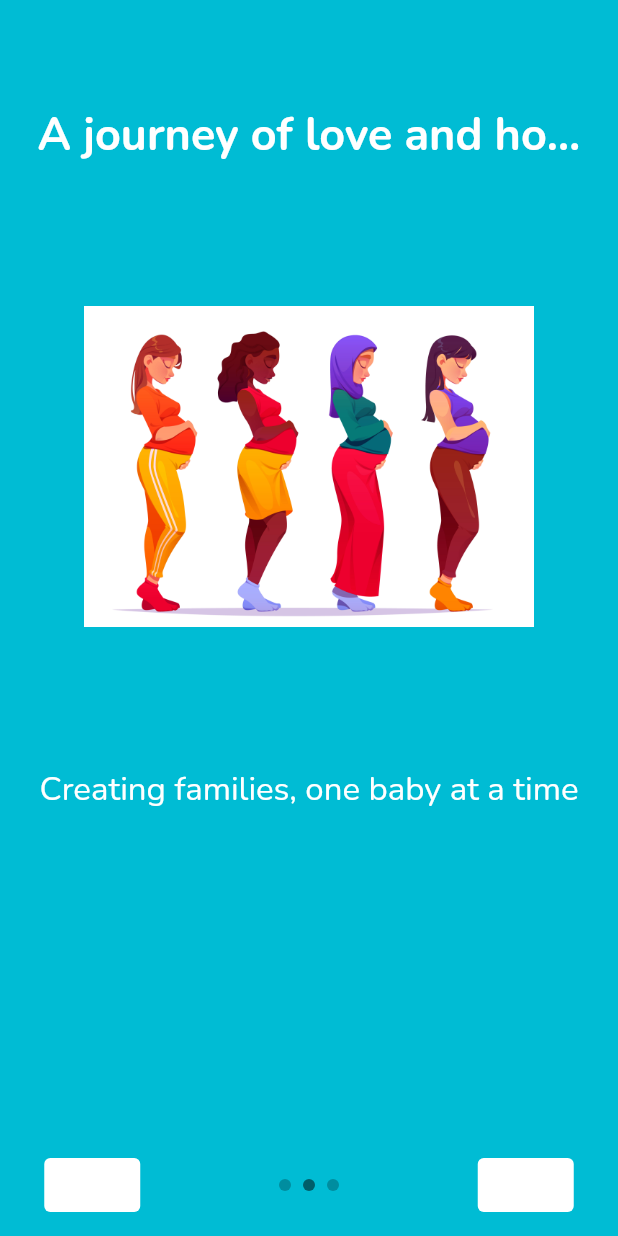
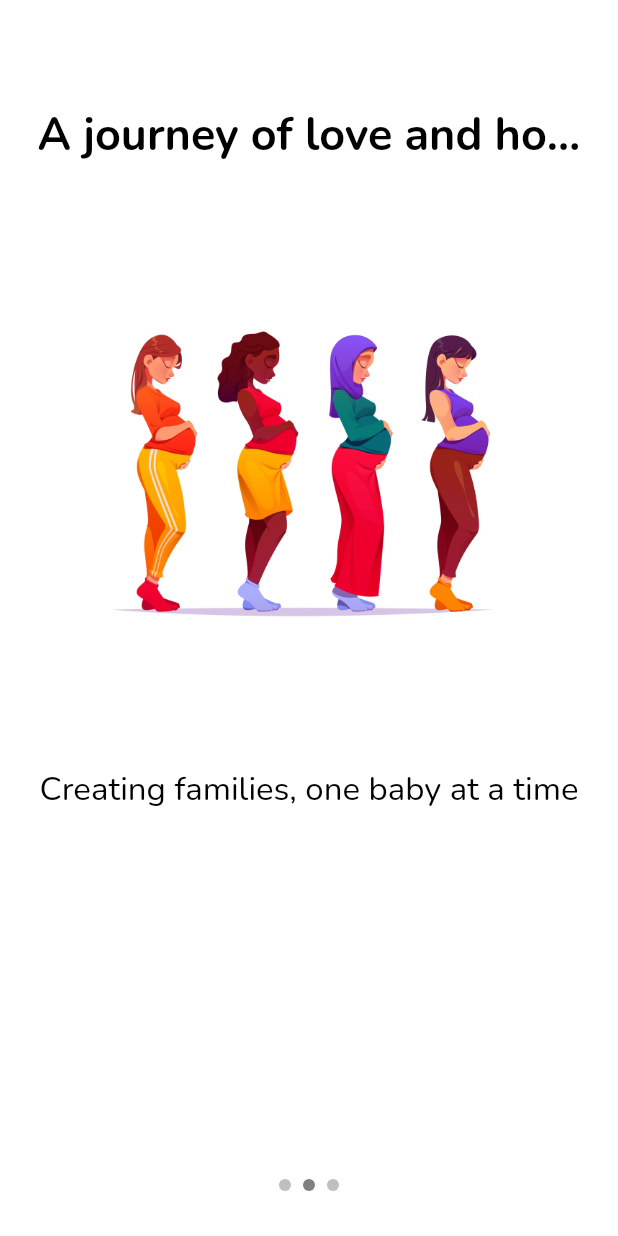
Before and after one commit to rhodinemma/baby-bridge, a Flutter app: the screen it shows after launch, swiped to page 2, on a phone screen of 412 x 824 dp. Run offline on Flutter 3.47's test engine with Material 2 defaults, Android fonts, the light colour scheme and no system bars; drawn by our look-alikes of intro_slider; our stand-ins replace firebase_auth, firebase_core, intl_phone_field; accounts and stored records are empty.

Commit message:
add rounded corners to images

```diff
--- a/lib/screens/onboarding_screens.dart
+++ b/lib/screens/onboarding_screens.dart
@@ -18,16 +18,19 @@ class _OnboardingScreensState extends State<OnboardingScreens> {
 
     // add content for the first slide
     _listContentConfig.add(
-      const ContentConfig(
-        centerWidget: Image(
+      ContentConfig(
+        centerWidget: ClipRRect(
+          borderRadius: BorderRadius.circular(15),
+          child: const Image(
             image: AssetImage('lib/images/mom.jpg'),
             height: 300,
             width: 300,
           ),
+        ),
         title: "Welcome to Baby Bridge",
         description:
         "Bridging the gap to parenthood, with surrogacy",
-        styleDescription: TextStyle(
+        styleDescription: const TextStyle(
           color: Colors.white,
           fontSize: 22.0,
         ),
@@ -43,26 +46,34 @@ class _OnboardingScreensState extends State<OnboardingScreens> {
           width: 300,
         ),
         title: "A journey of love and hope",
+        styleTitle: TextStyle(
+          color: Colors.black,
+          fontSize: 30.0,
+          fontWeight: FontWeight.bold,
+        ),
         description:
         "Creating families, one baby at a time",
-        styleDescription: TextStyle(
-          color: Colors.white,
+        styleDescription: const TextStyle(
+          color: Colors.black,
           fontSize: 22.0,
         ),
-        backgroundColor: Colors.cyan,
+        backgroundColor: Colors.white,
       ),
     );
     // add content for the third slide
     _listContentConfig.add(
-      const ContentConfig(
-        centerWidget: Image(
+       ContentConfig(
+        centerWidget: ClipRRect(
+          borderRadius: BorderRadius.circular(15),
+          child: const Image(
             image: AssetImage('lib/images/pregnantLadyWithDoctor.jpg'),
             height: 300,
             width: 300,
           ),
+        ),
         title: "Get support and guidance",
         description: "....throughout the surrogacy journey.",
-        styleDescription: TextStyle(
+        styleDescription: const TextStyle(
           color: Colors.white,
           fontSize: 22.0,
         ),
```
Lines whose indentation alone changed are shown as unchanged.
